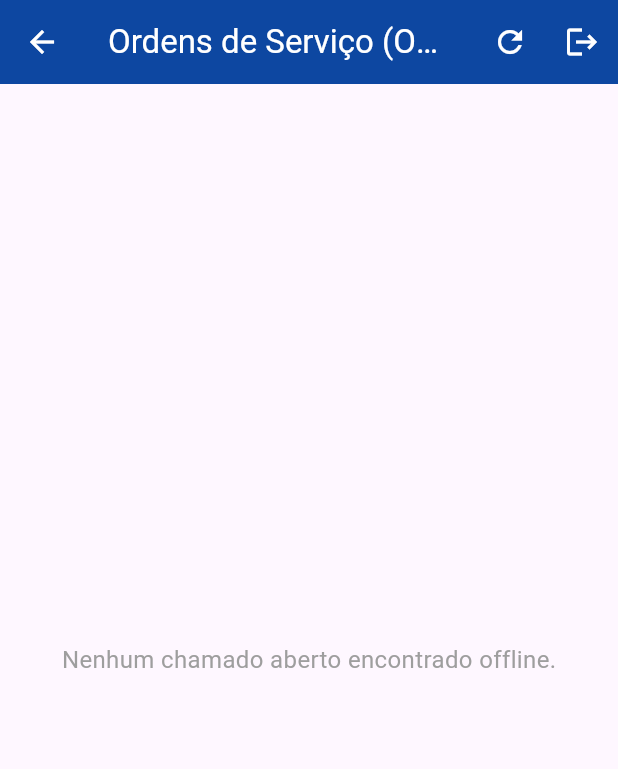
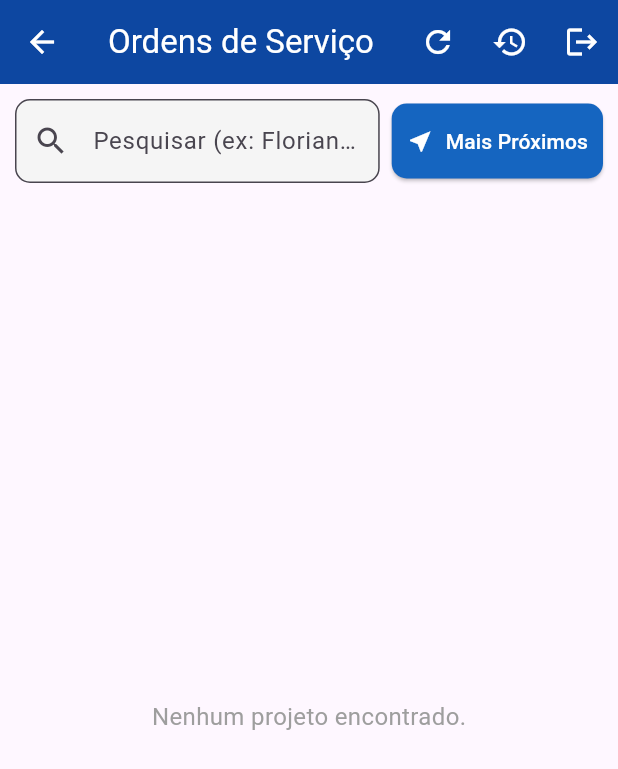
Before and after one commit to Pepino2009/isp-field-manager, a Flutter app: the HomeView screen opened by its route, after a tap on the "refresh" icon, on a phone screen of 412 x 824 dp. Shown: the top 769 px of the screen. Run offline on Flutter 3.47's test engine with Material 3 defaults, Android fonts, the phone set to English and light mode, and no system bars; our stand-ins replace flutter_secure_storage, geolocator, image_picker, sqflite; accounts and stored records are empty; network calls fail.

Commit message:
Ajusta arquitetura MVVM na HomeView e ViewModel

```diff
--- a/lib/view/home_view.dart
+++ b/lib/view/home_view.dart
@@ -1,10 +1,11 @@
 import 'package:flutter/material.dart';
 import 'package:geolocator/geolocator.dart';
-import '../data/datasources/local/database_helper.dart';
-import '../data/models/chamado_model.dart';
+import '../viewmodel/home_viewmodel.dart';
 import '../data/repositories/auth_repository.dart';
 import '../data/datasources/remote/auth_remote_datasource.dart';
-import 'atendimento_view.dart'; // Importação da tela de atendimento (RF08)
+import '../data/datasources/local/database_helper.dart';
+import 'atendimento_view.dart';
+import 'historico_view.dart';
 
 class HomeView extends StatefulWidget {
   const HomeView({Key? key}) : super(key: key);
@@ -14,85 +15,53 @@ class HomeView extends StatefulWidget {
 }
 
 class _HomeViewState extends State<HomeView> {
-  List<ChamadoModel> _chamados = [];
-  bool _isLoading = true;
-  Position? _posicaoAtual;
+  final HomeViewModel _viewModel = HomeViewModel();
+  final TextEditingController _searchController = TextEditingController();
 
   @override
   void initState() {
     super.initState();
-    _carregarDadosHome();
-  }
-
-  // RF06 & RF07 - Carregar chamados locais e obter geolocalização
-  Future<void> _carregarDadosHome() async {
-    setState(() {
-      _isLoading = true;
-    });
-
-    try {
-      // 1. Obter localização GPS (RF07)
-      _posicaoAtual = await _obterLocalizacaoAtual();
-
-      // 2. Buscar chamados abertos do SQLite (RF06)
-      List<ChamadoModel> chamadosLocais =
-          await DatabaseHelper.instance.listarChamadosAbertos();
-
-      // 3. Ordenar por proximidade do GPS (RF07)
-      if (_posicaoAtual != null) {
-        chamadosLocais.sort((a, b) {
-          double distA = Geolocator.distanceBetween(
-              _posicaoAtual!.latitude, _posicaoAtual!.longitude, a.latitude, a.longitude);
-          double distB = Geolocator.distanceBetween(
-              _posicaoAtual!.latitude, _posicaoAtual!.longitude, b.latitude, b.longitude);
-          return distA.compareTo(distB);
+    _viewModel.carregarDados();
+    // Atualiza a tela sempre que a ViewModel chamar notifyListeners()
+    _viewModel.addListener(() {
+      if (mounted) setState(() {});
     });
   }
 
-      setState(() {
-        _chamados = chamadosLocais;
-        _isLoading = false;
-      });
-    } catch (e) {
-      setState(() {
-        _isLoading = false;
-      });
-      print('Erro ao carregar home: $e');
-    }
-  }
-
-  // Permissão e captura do GPS
-  Future<Position?> _obterLocalizacaoAtual() async {
-    bool serviceEnabled;
-    LocationPermission permission;
-
-    serviceEnabled = await Geolocator.isLocationServiceEnabled();
-    if (!serviceEnabled) return null;
-
-    permission = await Geolocator.checkPermission();
-    if (permission == LocationPermission.denied) {
-      permission = await Geolocator.requestPermission();
-      if (permission == LocationPermission.denied) return null;
-    }
-
-    if (permission == LocationPermission.deniedForever) return null;
-
-    return await Geolocator.getCurrentPosition(
-        desiredAccuracy: LocationAccuracy.high);
+  @override
+  void dispose() {
+    _searchController.dispose();
+    _viewModel.dispose();
+    super.dispose();
   }
 
   @override
   Widget build(BuildContext context) {
-    return Scaffold(
+    final listaExibicao = _viewModel.chamados;
+
+    return GestureDetector(
+      // Fecha o teclado ao tocar em qualquer área fora dos inputs
+      onTap: () => FocusScope.of(context).unfocus(),
+      child: Scaffold(
         appBar: AppBar(
-        title: const Text('Ordens de Serviço (Offline-First)'),
+          title: const Text('Ordens de Serviço'),
           backgroundColor: Colors.blue.shade900,
           foregroundColor: Colors.white,
           actions: [
             IconButton(
               icon: const Icon(Icons.refresh),
-            onPressed: _carregarDadosHome,
-            tooltip: 'Atualizar Lista',
+              onPressed: () => _viewModel.carregarDados(),
+              tooltip: 'Atualizar',
+            ),
+            IconButton(
+              icon: const Icon(Icons.history),
+              onPressed: () {
+                Navigator.push(
+                  context,
+                  MaterialPageRoute(builder: (context) => const HistoricoView()),
+                );
+              },
+              tooltip: 'Histórico',
             ),
             IconButton(
               icon: const Icon(Icons.logout),
@@ -109,31 +78,87 @@ class _HomeViewState extends State<HomeView> {
             ),
           ],
         ),
-      body: _isLoading
+        body: Column(
+          children: [
+            Padding(
+              padding: const EdgeInsets.all(10.0),
+              child: Row(
+                children: [
+                  Expanded(
+                    child: TextField(
+                      controller: _searchController,
+                      onChanged: (valor) => _viewModel.filtrar(valor),
+                      decoration: InputDecoration(
+                        hintText: 'Pesquisar (ex: Florianópolis)...',
+                        prefixIcon: const Icon(Icons.search),
+                        suffixIcon: _searchController.text.isNotEmpty
+                            ? IconButton(
+                                icon: const Icon(Icons.clear),
+                                onPressed: () {
+                                  _searchController.clear();
+                                  _viewModel.filtrar('');
+                                },
+                              )
+                            : null,
+                        border: OutlineInputBorder(
+                          borderRadius: BorderRadius.circular(10),
+                        ),
+                        filled: true,
+                        fillColor: Colors.grey.shade100,
+                      ),
+                    ),
+                  ),
+                  const SizedBox(width: 8),
+                  ElevatedButton.icon(
+                    onPressed: () async {
+                      ScaffoldMessenger.of(context).showSnackBar(
+                        const SnackBar(content: Text('A atualizar localização...')),
+                      );
+                      await _viewModel.atualizarProximidade();
+                    },
+                    icon: const Icon(Icons.near_me, size: 18),
+                    label: const Text('Mais Próximos'),
+                    style: ElevatedButton.styleFrom(
+                      backgroundColor: Colors.blue.shade800,
+                      foregroundColor: Colors.white,
+                      padding: const EdgeInsets.symmetric(horizontal: 10, vertical: 15),
+                      shape: RoundedRectangleBorder(
+                        borderRadius: BorderRadius.circular(10),
+                      ),
+                    ),
+                  ),
+                ],
+              ),
+            ),
+            Expanded(
+              child: _viewModel.isLoading
                   ? const Center(child: CircularProgressIndicator())
-          : _chamados.isEmpty
+                  : listaExibicao.isEmpty
                       ? const Center(
                           child: Text(
-                    'Nenhum chamado aberto encontrado offline.',
+                            'Nenhum projeto encontrado.',
                             style: TextStyle(fontSize: 16, color: Colors.grey),
                           ),
                         )
                       : ListView.builder(
-                  itemCount: _chamados.length,
+                          itemCount: listaExibicao.length,
                           itemBuilder: (context, index) {
-                    final chamado = _chamados[index];
+                            final chamado = listaExibicao[index];
 
-                    // RF07 & RF08 - Cálculo da distância em km para exibição
-                    String distanciaStr = 'GPS indisponível';
-                    if (_posicaoAtual != null) {
+                            String distanciaStr = 'A calcular distância...';
+                            if (_viewModel.posicaoAtual != null) {
+                              try {
                                 double distanciaKm = Geolocator.distanceBetween(
-                            _posicaoAtual!.latitude,
-                            _posicaoAtual!.longitude,
+                                      _viewModel.posicaoAtual!.latitude,
+                                      _viewModel.posicaoAtual!.longitude,
                                       chamado.latitude,
                                       chamado.longitude,
                                     ) /
                                     1000;
                                 distanciaStr = '${distanciaKm.toStringAsFixed(2)} km de distância';
+                              } catch (_) {
+                                distanciaStr = 'Coordenadas indisponíveis';
+                              }
                             }
 
                             return Card(
@@ -170,9 +195,8 @@ class _HomeViewState extends State<HomeView> {
                                   ],
                                 ),
                                 trailing: const Icon(Icons.arrow_forward_ios, size: 16),
-
-                        // RF08 - Navegação para a Tela de Atendimento
                                 onTap: () async {
+                                  FocusScope.of(context).unfocus();
                                   bool? atualizado = await Navigator.push(
                                     context,
                                     MaterialPageRoute(
@@ -180,15 +204,18 @@ class _HomeViewState extends State<HomeView> {
                                     ),
                                   );
 
-                          // Se o atendimento for concluído com sucesso, recarrega a lista para remover o chamado concluído
                                   if (atualizado == true) {
-                            _carregarDadosHome();
+                                    _viewModel.carregarDados();
                                   }
                                 },
                               ),
                             );
                           },
                         ),
+            ),
+          ],
+        ),
+      ),
     );
   }
 }
--- /dev/null
+++ b/lib/viewModel/home_viewmodel.dart
@@ -0,0 +1,142 @@
+import 'dart:convert';
+import 'package:flutter/material.dart';
+import 'package:flutter_secure_storage/flutter_secure_storage.dart';
+import 'package:geolocator/geolocator.dart';
+import 'package:http/http.dart' as http;
+import '../data/datasources/local/database_helper.dart';
+import '../data/models/chamado_model.dart';
+
+class HomeViewModel extends ChangeNotifier {
+  List<ChamadoModel> _chamados = [];
+  bool _isLoading = false;
+  Position? _posicaoAtual;
+  String _filtroTexto = '';
+
+  final _secureStorage = const FlutterSecureStorage();
+
+  List<ChamadoModel> get chamados => _chamadosFiltrados;
+  bool get isLoading => _isLoading;
+  Position? get posicaoAtual => _posicaoAtual;
+
+  // Carrega os dados (tenta do SQLite e da API oficial do professor)
+  Future<void> carregarDados() async {
+    _isLoading = true;
+    notifyListeners();
+
+    List<ChamadoModel> listaTemporaria = [];
+
+    // 1. Tenta buscar do SQLite local
+    try {
+      listaTemporaria = await DatabaseHelper.instance.listarChamadosAbertos();
+    } catch (_) {}
+
+    // 2. Se vazio, busca da API oficial com o Bearer Token
+    if (listaTemporaria.isEmpty) {
+      try {
+        String? token = await _secureStorage.read(key: 'auth_token');
+
+        final response = await http.get(
+          Uri.parse('https://oquetemnomeuscosmetico.com.br/api/chamados'),
+          headers: {
+            'Content-Type': 'application/json',
+            if (token != null) 'Authorization': 'Bearer $token',
+          },
+        ).timeout(const Duration(seconds: 10));
+
+        if (response.statusCode == 200) {
+          final data = jsonDecode(response.body);
+          var itens = data['dados'] ?? data;
+          if (itens is List) {
+            for (var jsonItem in itens) {
+              try {
+                final mapSeguro = {
+                  'id': jsonItem['id'],
+                  'codigo_cliente': jsonItem['codigo_cliente'] ?? jsonItem['codigo'] ?? '',
+                  'nome_cliente': jsonItem['nome_cliente'] ?? jsonItem['cliente'] ?? '',
+                  'categoria': jsonItem['categoria'] ?? jsonItem['categoria_informada'] ?? 'Geral',
+                  'resumo_problema': jsonItem['resumo_problema'] ?? jsonItem['descricao_problema'] ?? '',
+                  'endereco': jsonItem['endereco'] ?? jsonItem['endereco_cliente'] ?? '',
+                  'latitude': double.tryParse(jsonItem['latitude'].toString()) ?? 0.0,
+                  'longitude': double.tryParse(jsonItem['longitude'].toString()) ?? 0.0,
+                  'status': jsonItem['status'] ?? 'ativo',
+                };
+                listaTemporaria.add(ChamadoModel.fromMap(mapSeguro));
+              } catch (e) {
+                print('Erro ao mapear item: $e');
+              }
+            }
+          }
+        }
+      } catch (e) {
+        print('Erro na API: $e');
+      }
+    }
+
+    _chamados = listaTemporaria;
+    _isLoading = false;
+    notifyListeners();
+
+    // Obtém o GPS em segundo plano para calcular distâncias
+    _obterGps();
+  }
+
+  // Lógica de GPS e ordenação por proximidade
+  Future<void> _obterGps() async {
+    try {
+      bool serviceEnabled = await Geolocator.isLocationServiceEnabled();
+      if (!serviceEnabled) return;
+
+      LocationPermission permission = await Geolocator.checkPermission();
+      if (permission == LocationPermission.denied) {
+        permission = await Geolocator.requestPermission();
+        if (permission == LocationPermission.denied) return;
+      }
+
+      Position? posicao = await Geolocator.getCurrentPosition(
+        desiredAccuracy: LocationAccuracy.medium,
+        timeLimit: const Duration(seconds: 4),
+      );
+
+      if (posicao != null) {
+        _posicaoAtual = posicao;
+        if (_chamados.isNotEmpty) {
+          _chamados.sort((a, b) {
+            double distA = Geolocator.distanceBetween(
+                posicao.latitude, posicao.longitude, a.latitude, a.longitude);
+            double distB = Geolocator.distanceBetween(
+                posicao.latitude, posicao.longitude, b.latitude, b.longitude);
+            return distA.compareTo(distB);
+          });
+        }
+        notifyListeners();
+      }
+    } catch (_) {}
+  }
+
+  Future<void> atualizarProximidade() async {
+    await _obterGps();
+  }
+
+  // Filtragem para a barra de pesquisa
+  void filtrar(String texto) {
+    _filtroTexto = texto;
+    notifyListeners();
+  }
+
+  List<ChamadoModel> get _chamadosFiltrados {
+    if (_filtroTexto.isEmpty) return _chamados;
+    final query = _filtroTexto.toLowerCase();
+
+    return _chamados.where((c) {
+      final nome = (c.nomeCliente ?? '').toLowerCase();
+      final endereco = (c.endereco ?? '').toLowerCase();
+      final resumo = (c.resumoProblema ?? '').toLowerCase();
+      final categoria = (c.categoria ?? '').toLowerCase();
+
+      return nome.contains(query) ||
+             endereco.contains(query) ||
+             resumo.contains(query) ||
+             categoria.contains(query);
+    }).toList();
+  }
+}
```
Also changed, not shown: lib/data/datasources/remote/atendimento_remote_datasource.dart (added, +47 -0 lines), lib/data/datasources/remote/auth_remote_datasource.dart (+52 -17 lines), lib/data/models/usuario_model.dart (+9 -3 lines), lib/view/historico_view.dart (added, +278 -0 lines), 1 other file. Lines whose indentation alone changed are shown as unchanged.
